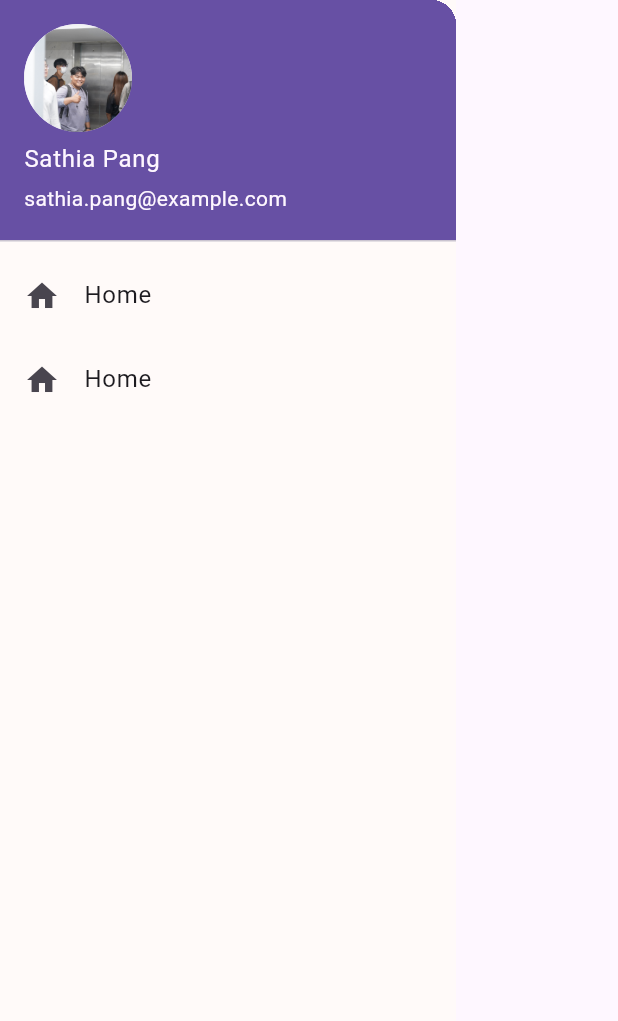
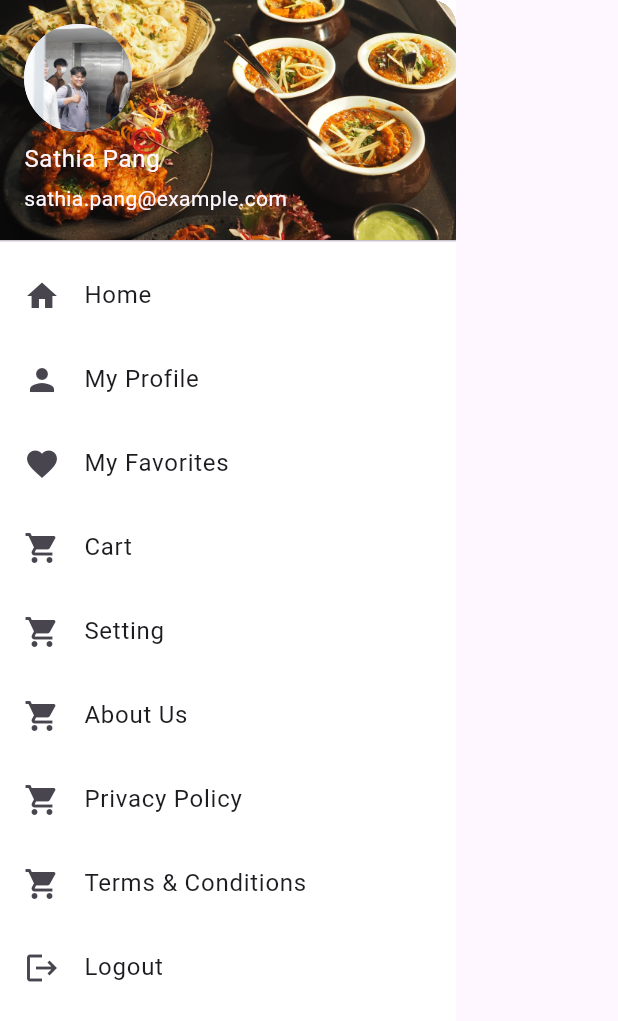
Before and after one commit to SathiaPang/kilofoodie, a Flutter app: the Drawer_Widgets widget shown alone on an empty page, opened directly, on a phone screen of 412 x 824 dp. Shown: the top 1021 px of the screen. Run offline on Flutter 3.47's test engine with Material 3 defaults, Android fonts, the light colour scheme and no system bars; our stand-ins replace flutter_rating_bar, get, get_storage, salomon_bottom_bar; accounts and stored records are empty.

Commit message:
More finished stuff

```diff
--- a/lib/components/drawer_widget.dart
+++ b/lib/components/drawer_widget.dart
@@ -1,4 +1,7 @@
 import 'package:flutter/material.dart';
+import 'package:get/get.dart';
+import 'package:kilofoodie/constant/constants.dart';
+import 'package:kilofoodie/screens/Menu%20list/navigation_bar.dart';
 import 'package:kilofoodie/screens/Navigation_screen/homescreen.dart';
 
 class Drawer_Widgets extends StatefulWidget {
@@ -14,43 +17,90 @@ class _Drawer_WidgetsState extends State<Drawer_Widgets> {
   @override
   Widget build(BuildContext context) {
     return Container(
-      decoration: const BoxDecoration(
-        color: Color.fromARGB(255, 255, 250, 249),
+      decoration: BoxDecoration(
+        color: Constants.White,
       ),
       child: Drawer(
-        elevation: 0,
         backgroundColor: Colors.transparent,
         child: ListView(
           shrinkWrap: true,
           children: [
             // Drawer header if needed
             UserAccountsDrawerHeader(
-              accountName: const Text('Sathia Pang'),
-              accountEmail: const Text('sathia.pang@example.com'),
-              currentAccountPicture: const CircleAvatar(
+              accountName: Text('Sathia Pang'),
+              accountEmail: Text('sathia.pang@example.com'),
+              currentAccountPicture: CircleAvatar(
                 backgroundImage: AssetImage('assets/images/image-acc.jpg'),
+              ),
+              decoration: BoxDecoration(
+                image: DecorationImage(
+                  image: AssetImage("assets/images/image-background.jpg"),
+                  fit: BoxFit.fill,
+                ),
               ),
             ),
             // List item for HomeScreen
             ListTile(
-              leading: const Icon(Icons.home),
-              title: const Text('Home'),
+              leading: Icon(Icons.home),
+              title: Text('Home'),
+              onTap: () {},
+            ),
+            ListTile(
+              leading: const Icon(Icons.person),
+              title: const Text('My Profile'),
               onTap: () {
-                Navigator.of(context).push(
-                  MaterialPageRoute(builder: (context) => HomeScreen()),
-                );
+                Get.to(() => NavigatorBar());
               },
             ),
             ListTile(
-              leading: const Icon(Icons.home),
-              title: const Text('Home'),
+              leading: const Icon(Icons.favorite),
+              title: const Text('My Favorites'),
               onTap: () {
-                Navigator.of(context).push(
-                  MaterialPageRoute(builder: (context) => HomeScreen()),
-                );
+                Get.to(() => NavigatorBar());
               },
             ),
-            // Add more items as needed
+            ListTile(
+              leading: const Icon(Icons.shopping_cart),
+              title: const Text('Cart'),
+              onTap: () {
+                Get.to(() => NavigatorBar());
+              },
+            ),
+            ListTile(
+              leading: const Icon(Icons.shopping_cart),
+              title: const Text('Setting'),
+              onTap: () {
+                Get.to(() => NavigatorBar());
+              },
+            ),
+            ListTile(
+              leading: const Icon(Icons.shopping_cart),
+              title: const Text('About Us'),
+              onTap: () {
+                Get.to(() => NavigatorBar());
+              },
+            ),
+            ListTile(
+              leading: const Icon(Icons.shopping_cart),
+              title: const Text('Privacy Policy'),
+              onTap: () {
+                Get.to(() => NavigatorBar());
+              },
+            ),
+            ListTile(
+              leading: const Icon(Icons.shopping_cart),
+              title: const Text('Terms & Conditions'),
+              onTap: () {
+                Get.to(() => NavigatorBar());
+              },
+            ),
+            ListTile(
+              leading: const Icon(Icons.logout),
+              title: const Text('Logout'),
+              onTap: () {
+                Get.to(() => NavigatorBar());
+              },
+            ),
           ],
         ),
       ),
--- a/lib/screens/Menu list/navigation_bar.dart
+++ b/lib/screens/Menu list/navigation_bar.dart
@@ -2,7 +2,7 @@ import 'package:flutter/material.dart';
 import 'package:get/get.dart';
 import 'package:kilofoodie/constant/constants.dart';
 import 'package:kilofoodie/screens/Navigation_screen/add_to_cart_screen.dart';
-import 'package:kilofoodie/screens/Navigation_screen/favorite_screen.dart';
+import 'package:kilofoodie/screens/Favorite%20Screen/favorite_screen.dart';
 import 'package:kilofoodie/screens/Navigation_screen/homescreen.dart';
 import 'package:kilofoodie/screens/Navigation_screen/notification_screen.dart';
 import 'package:kilofoodie/screens/Navigation_screen/profile_screen.dart';
--- a/pubspec.yaml
+++ b/pubspec.yaml
@@ -19,6 +19,7 @@ dependencies:
   get: ^4.6.6
   get_storage: ^2.1.1
   salomon_bottom_bar: ^3.0.0
+  flutter_rating_bar: ^4.0.1
 
 dev_dependencies:
   flutter_test:
```
Also changed, not shown: lib/components/appbar.dart (+10 -1 lines), lib/screens/Favorite Screen/Favorite_listing.dart (added, +10 -0 lines), lib/screens/Favorite Screen/favorite_screen.dart (renamed from lib/screens/Navigation_screen/favorite_screen.dart, +19 -1 lines), lib/screens/Navigation_screen/add_to_cart_screen.dart (+32 -1 lines), lib/screens/Navigation_screen/homescreen.dart (+14 -2 lines), assets/images/image-background.jpg (added), pubspec.lock.
